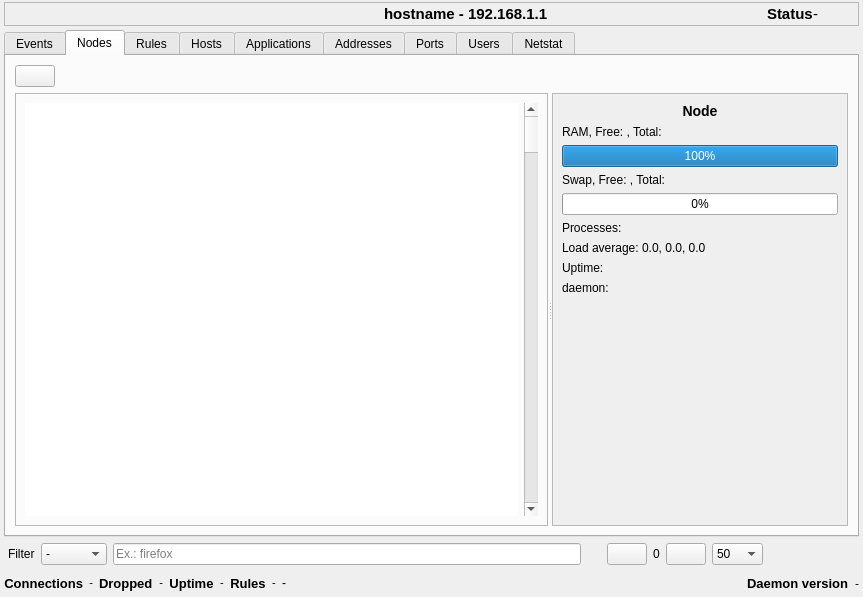
Qt form ui/opensnitch/res/stats.ui (evilsocket/opensnitch) before a commit.
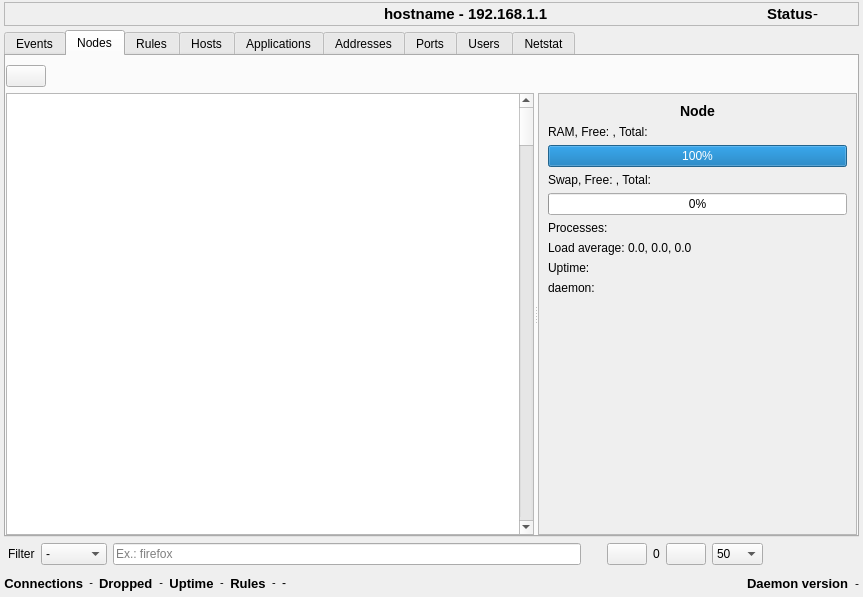
The same form after that commit. The open tabs and pages were chosen to show the change. Icons and pictures are not drawn. Custom widgets are drawn as their Qt base class.

Commit message: ui: minor window adjustments

```diff
--- a/ui/opensnitch/res/stats.ui
+++ b/ui/opensnitch/res/stats.ui
@@ -368,6 +368,15 @@
        <string>Nodes</string>
       </attribute>
       <layout class="QGridLayout" name="gridLayout_6">
+       <property name="leftMargin">
+        <number>0</number>
+       </property>
+       <property name="rightMargin">
+        <number>0</number>
+       </property>
+       <property name="bottomMargin">
+        <number>0</number>
+       </property>
        <item row="0" column="0">
         <layout class="QHBoxLayout" name="horizontalLayout_12">
          <item>
@@ -505,6 +514,21 @@
            <enum>QFrame::Shadow::Raised</enum>
           </property>
           <layout class="QGridLayout" name="gridLayout_3">
+           <property name="leftMargin">
+            <number>0</number>
+           </property>
+           <property name="topMargin">
+            <number>0</number>
+           </property>
+           <property name="rightMargin">
+            <number>0</number>
+           </property>
+           <property name="bottomMargin">
+            <number>0</number>
+           </property>
+           <property name="spacing">
+            <number>0</number>
+           </property>
            <item row="0" column="0">
             <widget class="GenericTableView" name="nodesTable">
              <property name="frameShape">
@@ -554,8 +578,8 @@
             <rect>
              <x>0</x>
              <y>0</y>
-             <width>317</width>
-             <height>410</height>
+             <width>324</width>
+             <height>419</height>
             </rect>
            </property>
            <layout class="QGridLayout" name="gridLayout_5">
```
Left out of the diff: 15 changed lines with no effect on the pictures.
